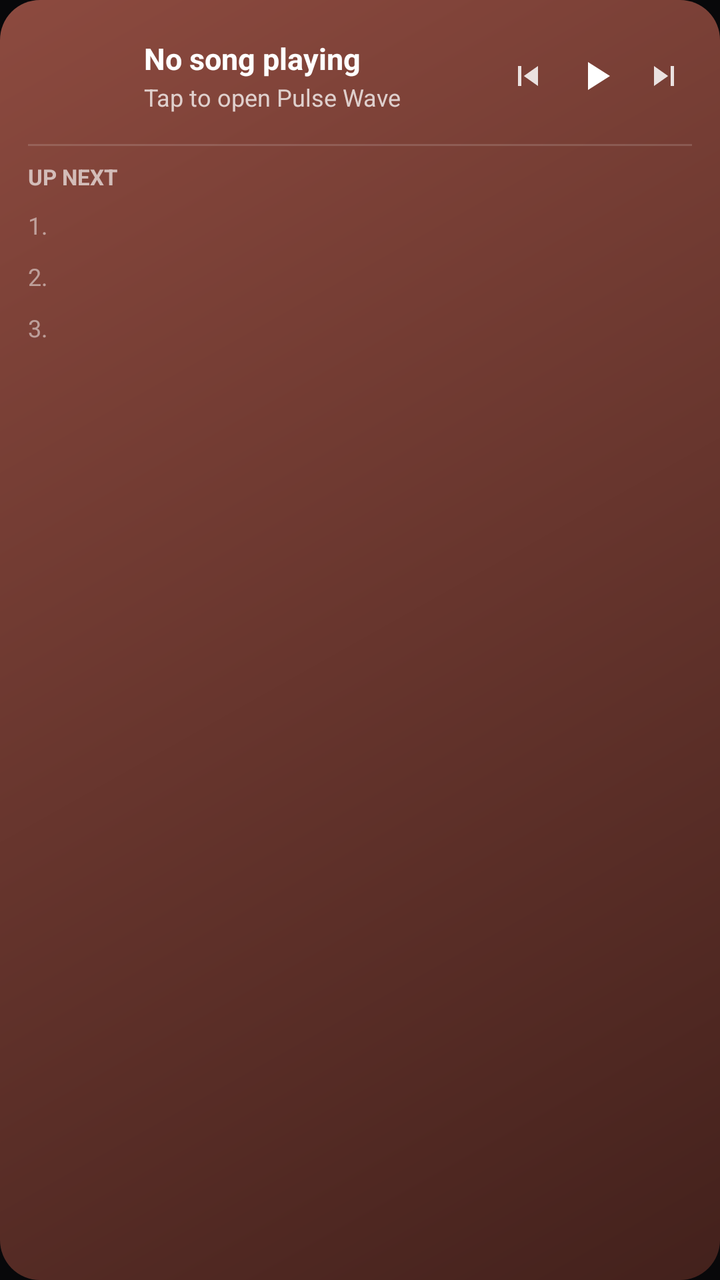
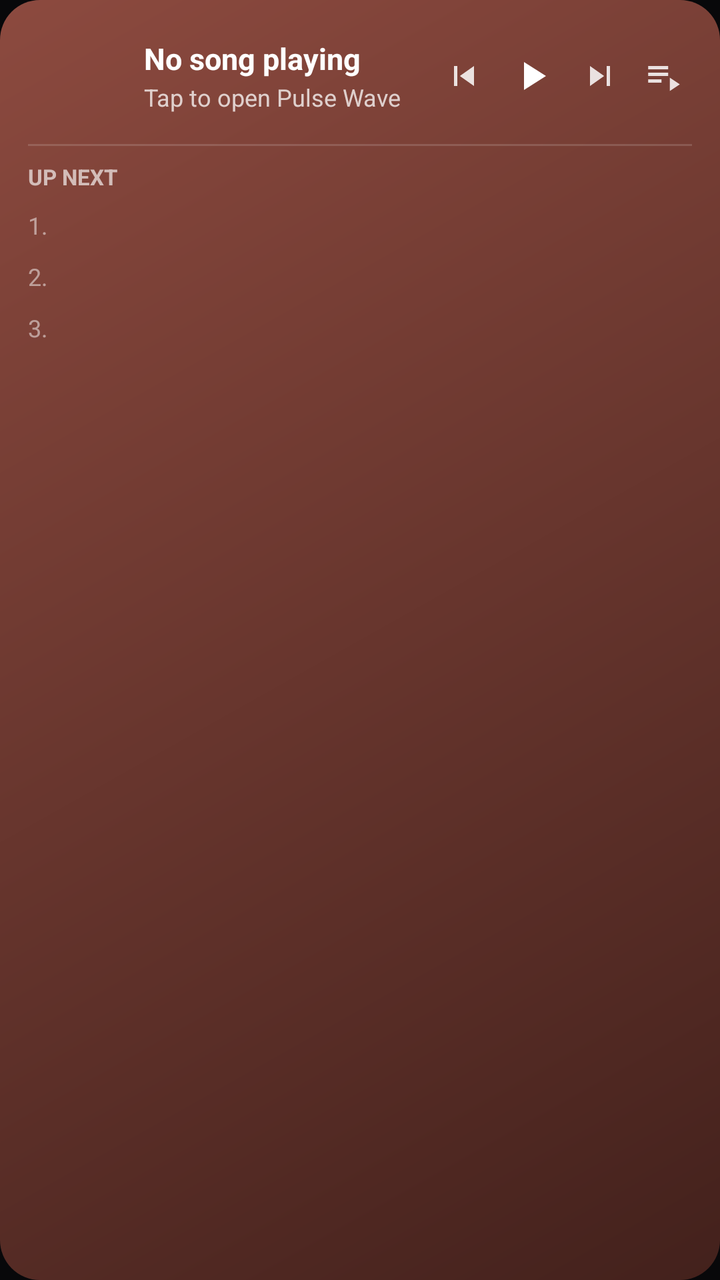

Before-and-after screenshots of an Android layout around one commit, followed by the original layout XML and the change that was made.
<!-- AndroidManifest.xml: application theme Theme.PulseWave -->
<!-- res/layout/widget_queue_preview.xml -->
<?xml version="1.0" encoding="utf-8"?>
<FrameLayout xmlns:android="http://schemas.android.com/apk/res/android"
    android:id="@android:id/background"
    android:layout_width="match_parent"
    android:layout_height="match_parent"
    android:theme="@style/Theme.Widget.PulseWave">

    <ImageView
        android:id="@+id/widget_queue_bg"
        android:layout_width="match_parent"
        android:layout_height="match_parent"
        android:scaleType="fitXY"
        android:src="@drawable/widget_card_preview"
        android:contentDescription="@null" />

    <LinearLayout
        android:layout_width="match_parent"
        android:layout_height="match_parent"
        android:orientation="vertical"
        android:padding="14dp">

        
        <LinearLayout
            android:id="@+id/widget_queue_now_playing_row"
            android:layout_width="match_parent"
            android:layout_height="wrap_content"
            android:orientation="horizontal"
            android:gravity="center_vertical">

            <ImageView
                android:id="@+id/widget_queue_art"
                android:layout_width="48dp"
                android:layout_height="48dp"
                android:scaleType="centerCrop"
                android:src="@mipmap/ic_launcher"
                android:contentDescription="@string/album_art" />

            <LinearLayout
                android:layout_width="0dp"
                android:layout_height="wrap_content"
                android:layout_weight="1"
                android:layout_marginStart="10dp"
                android:orientation="vertical">

                <TextView
                    android:id="@+id/widget_queue_title"
                    android:layout_width="match_parent"
                    android:layout_height="wrap_content"
                    android:text="@string/not_playing"
                    android:textSize="15sp"
                    android:textStyle="bold"
                    android:textColor="@color/widget_on_card"
                    android:maxLines="1"
                    android:ellipsize="end" />

                <TextView
                    android:id="@+id/widget_queue_artist"
                    android:layout_width="match_parent"
                    android:layout_height="wrap_content"
                    android:layout_marginTop="1dp"
                    android:text="@string/tap_to_play"
                    android:textSize="12sp"
                    android:alpha="0.75"
                    android:textColor="@color/widget_on_card"
                    android:maxLines="1"
                    android:ellipsize="end" />
            </LinearLayout>

            <ImageView
                android:id="@+id/widget_queue_prev"
                android:layout_width="28dp"
                android:layout_height="28dp"
                android:padding="4dp"
                android:alpha="0.85"
                android:src="@drawable/ic_widget_skip_previous"
                android:contentDescription="@string/previous" />

            <ImageView
                android:id="@+id/widget_queue_play_pause"
                android:layout_width="32dp"
                android:layout_height="32dp"
                android:padding="4dp"
                android:layout_marginStart="4dp"
                android:src="@drawable/ic_widget_play"
                android:contentDescription="@string/play_pause" />

            <ImageView
                android:id="@+id/widget_queue_next"
                android:layout_width="28dp"
                android:layout_height="28dp"
                android:padding="4dp"
                android:layout_marginStart="4dp"
                android:alpha="0.85"
                android:src="@drawable/ic_widget_skip_next"
                android:contentDescription="@string/next" />
        </LinearLayout>

        
        <View
            android:layout_width="match_parent"
            android:layout_height="1dp"
            android:layout_marginTop="10dp"
            android:layout_marginBottom="8dp"
            android:alpha="0.15"
            android:background="@android:color/white" />

        
        <TextView
            android:id="@+id/widget_queue_label"
            android:layout_width="wrap_content"
            android:layout_height="wrap_content"
            android:text="@string/widget_queue_up_next"
            android:textSize="11sp"
            android:textStyle="bold"
            android:textAllCaps="true"
            android:alpha="0.65"
            android:textColor="@color/widget_on_card"
            android:layout_marginBottom="4dp" />

        <TextView
            android:id="@+id/widget_queue_empty_text"
            android:layout_width="match_parent"
            android:layout_height="wrap_content"
            android:text="@string/widget_queue_empty"
            android:textSize="13sp"
            android:alpha="0.6"
            android:textColor="@color/widget_on_card"
            android:paddingVertical="8dp"
            android:visibility="gone" />

        
        <LinearLayout
            android:id="@+id/widget_q_item_1"
            android:layout_width="match_parent"
            android:layout_height="wrap_content"
            android:orientation="horizontal"
            android:gravity="center_vertical"
            android:paddingVertical="4dp">

            <TextView
                android:layout_width="16dp"
                android:layout_height="wrap_content"
                android:text="1."
                android:textSize="12sp"
                android:alpha="0.5"
                android:textColor="@color/widget_on_card" />

            <TextView
                android:id="@+id/widget_q_title_1"
                android:layout_width="0dp"
                android:layout_height="wrap_content"
                android:layout_weight="1"
                android:textSize="13sp"
                android:textStyle="bold"
                android:textColor="@color/widget_on_card"
                android:maxLines="1"
                android:ellipsize="end" />

            <TextView
                android:id="@+id/widget_q_artist_1"
                android:layout_width="wrap_content"
                android:layout_height="wrap_content"
                android:layout_marginStart="8dp"
                android:textSize="11sp"
                android:alpha="0.65"
                android:textColor="@color/widget_on_card"
                android:maxLines="1"
                android:ellipsize="end" />
        </LinearLayout>

        
        <LinearLayout
            android:id="@+id/widget_q_item_2"
            android:layout_width="match_parent"
            android:layout_height="wrap_content"
            android:orientation="horizontal"
            android:gravity="center_vertical"
            android:paddingVertical="4dp">

            <TextView
                android:layout_width="16dp"
                android:layout_height="wrap_content"
                android:text="2."
                android:textSize="12sp"
                android:alpha="0.5"
                android:textColor="@color/widget_on_card" />

            <TextView
                android:id="@+id/widget_q_title_2"
                android:layout_width="0dp"
                android:layout_height="wrap_content"
                android:layout_weight="1"
                android:textSize="13sp"
                android:textStyle="bold"
                android:textColor="@color/widget_on_card"
                android:maxLines="1"
                android:ellipsize="end" />

            <TextView
                android:id="@+id/widget_q_artist_2"
                android:layout_width="wrap_content"
                android:layout_height="wrap_content"
                android:layout_marginStart="8dp"
                android:textSize="11sp"
                android:alpha="0.65"
                android:textColor="@color/widget_on_card"
                android:maxLines="1"
                android:ellipsize="end" />
        </LinearLayout>

        
        <LinearLayout
            android:id="@+id/widget_q_item_3"
            android:layout_width="match_parent"
            android:layout_height="wrap_content"
            android:orientation="horizontal"
            android:gravity="center_vertical"
            android:paddingVertical="4dp">

            <TextView
                android:layout_width="16dp"
                android:layout_height="wrap_content"
                android:text="3."
                android:textSize="12sp"
                android:alpha="0.5"
                android:textColor="@color/widget_on_card" />

            <TextView
                android:id="@+id/widget_q_title_3"
                android:layout_width="0dp"
                android:layout_height="wrap_content"
                android:layout_weight="1"
                android:textSize="13sp"
                android:textStyle="bold"
                android:textColor="@color/widget_on_card"
                android:maxLines="1"
                android:ellipsize="end" />

            <TextView
                android:id="@+id/widget_q_artist_3"
                android:layout_width="wrap_content"
                android:layout_height="wrap_content"
                android:layout_marginStart="8dp"
                android:textSize="11sp"
                android:alpha="0.65"
                android:textColor="@color/widget_on_card"
                android:maxLines="1"
                android:ellipsize="end" />
        </LinearLayout>
    </LinearLayout>
</FrameLayout>
<!-- resources referenced by this layout -->
<resources>
  <color name="widget_on_card">#FFFFFFFF</color>
  <!-- drawable ic_widget_play (drawable) -->
  <vector xmlns:android="http://schemas.android.com/apk/res/android"
      android:height="24dp"
      android:viewportHeight="24"
      android:viewportWidth="24"
      android:width="24dp">
      <path
          android:fillColor="#FFFFFF"
          android:pathData="M8,5v14l11,-7z"/>
  </vector>
  <!-- drawable ic_widget_skip_next (drawable) -->
  <vector xmlns:android="http://schemas.android.com/apk/res/android"
      android:height="24dp"
      android:viewportHeight="24"
      android:viewportWidth="24"
      android:width="24dp">
      <path
          android:fillColor="#FFFFFFFF"
          android:pathData="M6,18l8.5,-6L6,6v12zM16,6v12h2V6h-2z"/>
  </vector>
  <!-- drawable ic_widget_skip_previous (drawable) -->
  <vector xmlns:android="http://schemas.android.com/apk/res/android"
      android:height="24dp"
      android:viewportHeight="24"
      android:viewportWidth="24"
      android:width="24dp">
      <path
          android:fillColor="#FFFFFFFF"
          android:pathData="M6,6h2v12L6,18zM9.5,12l8.5,6L18,6z"/>
  </vector>
  <!-- drawable widget_card_preview (drawable) -->
  <?xml version="1.0" encoding="utf-8"?>
  <shape xmlns:android="http://schemas.android.com/apk/res/android"
      android:shape="rectangle">
      <gradient
          android:angle="315"
          android:startColor="#8C4A3F"
          android:endColor="#43211C"
          android:type="linear" />
      <corners android:radius="20dp" />
  </shape>
  <!-- mipmap ic_launcher (drawable) -->
  <?xml version="1.0" encoding="utf-8"?>
  <adaptive-icon xmlns:android="http://schemas.android.com/apk/res/android">
      <background android:drawable="@color/ic_launcher_background"/>
      <foreground android:drawable="@drawable/ic_launcher_foreground"/>
  </adaptive-icon>
  <string name="album_art">Album art</string>
  <string name="next">Next</string>
  <string name="not_playing">No song playing</string>
  <string name="play_pause">Play/Pause</string>
  <string name="previous">Previous</string>
  <string name="tap_to_play">Tap to open Pulse Wave</string>
  <string name="widget_queue_empty">Queue is empty</string>
  <string name="widget_queue_up_next">Up Next</string>
  <style name="Theme.Widget.PulseWave" parent="@android:style/Theme.DeviceDefault.DayNight">
          <item name="android:colorBackground">#E6E1E5</item>
      </style>
  <style name="Theme.PulseWave" parent="android:Theme.Material.Light.NoActionBar">
          <item name="android:windowContentOverlay">@null</item>
          <item name="android:windowDrawsSystemBarBackgrounds">true</item>
          <item name="android:windowMinWidthMinor">100%</item>
          <item name="android:windowMinWidthMajor">100%</item>
          <item name="android:windowNoTitle">true</item>
          <item name="android:windowBackground">#08080A</item>
          <item name="android:enforceNavigationBarContrast" tools:ignore="NewApi">false</item>
          <item name="android:statusBarColor">@android:color/transparent</item>
          <item name="android:navigationBarColor">@android:color/transparent</item>
      </style>
  <color name="ic_launcher_background">#000000</color>
  <!-- drawable ic_launcher_foreground: png bitmap (drawable, 28133 bytes) -->
</resources>

<!-- the commit's change to res/layout/widget_queue_preview.xml (unified diff, before → after) -->
@@ -93,6 +93,17 @@
                 android:alpha="0.85"
                 android:src="@drawable/ic_widget_skip_next"
                 android:contentDescription="@string/next" />
+
+            
+            <ImageView
+                android:id="@+id/widget_queue_playlist"
+                android:layout_width="28dp"
+                android:layout_height="28dp"
+                android:padding="4dp"
+                android:layout_marginStart="4dp"
+                android:alpha="0.85"
+                android:src="@drawable/playlist_play"
+                android:contentDescription="@string/filter_playlists" />
         </LinearLayout>
 
         
<!-- resource entries referenced after the edit -->
@@ -31,6 +31,16 @@
           android:fillColor="#FFFFFFFF"
           android:pathData="M6,6h2v12L6,18zM9.5,12l8.5,6L18,6z"/>
   </vector>
+  <!-- drawable playlist_play (drawable) -->
+  <vector xmlns:android="http://schemas.android.com/apk/res/android"
+      android:width="24.0dip"
+      android:height="24.0dip"
+      android:viewportWidth="960.0"
+      android:viewportHeight="960.0">
+      <path
+          android:fillColor="@android:color/white"
+          android:pathData="M100,640L100,560L420,560L420,640L100,640ZM100,480L100,400L580,400L580,480L100,480ZM100,320L100,240L580,240L580,320L100,320ZM620,840L620,520L860,680L620,840Z" />
+  </vector>
   <!-- drawable widget_card_preview (drawable) -->
   <?xml version="1.0" encoding="utf-8"?>
   <shape xmlns:android="http://schemas.android.com/apk/res/android"
@@ -49,6 +59,7 @@
       <foreground android:drawable="@drawable/ic_launcher_foreground"/>
   </adaptive-icon>
   <string name="album_art">Album art</string>
+  <string name="filter_playlists">Playlists</string>
   <string name="next">Next</string>
   <string name="not_playing">No song playing</string>
   <string name="play_pause">Play/Pause</string>
